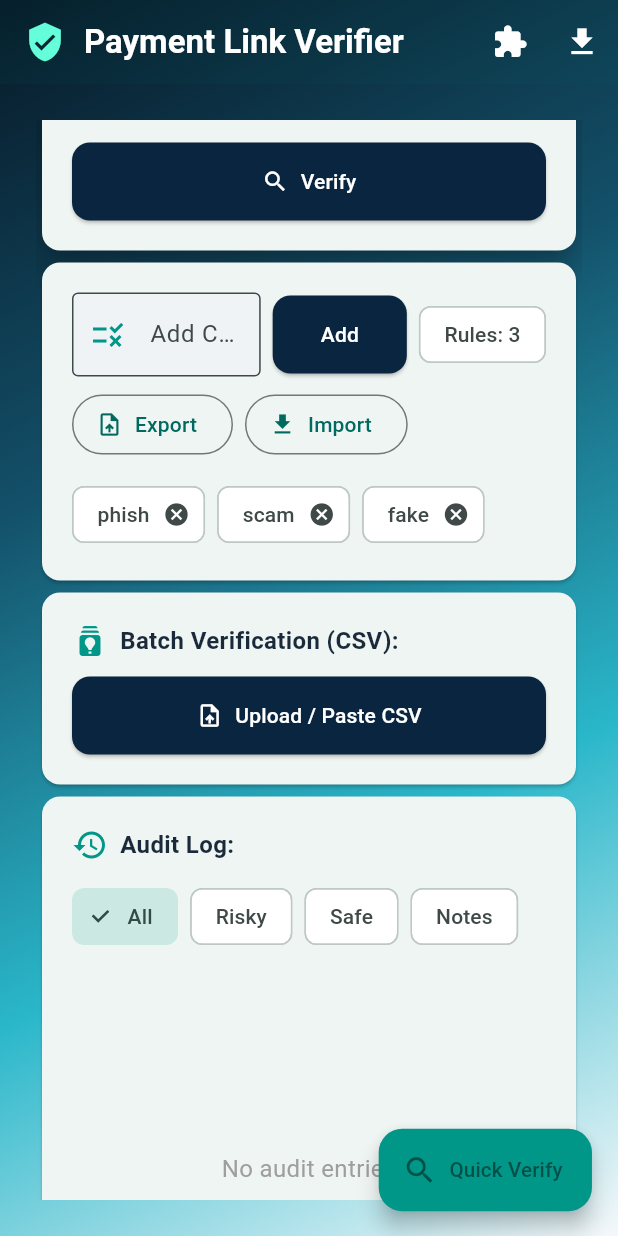
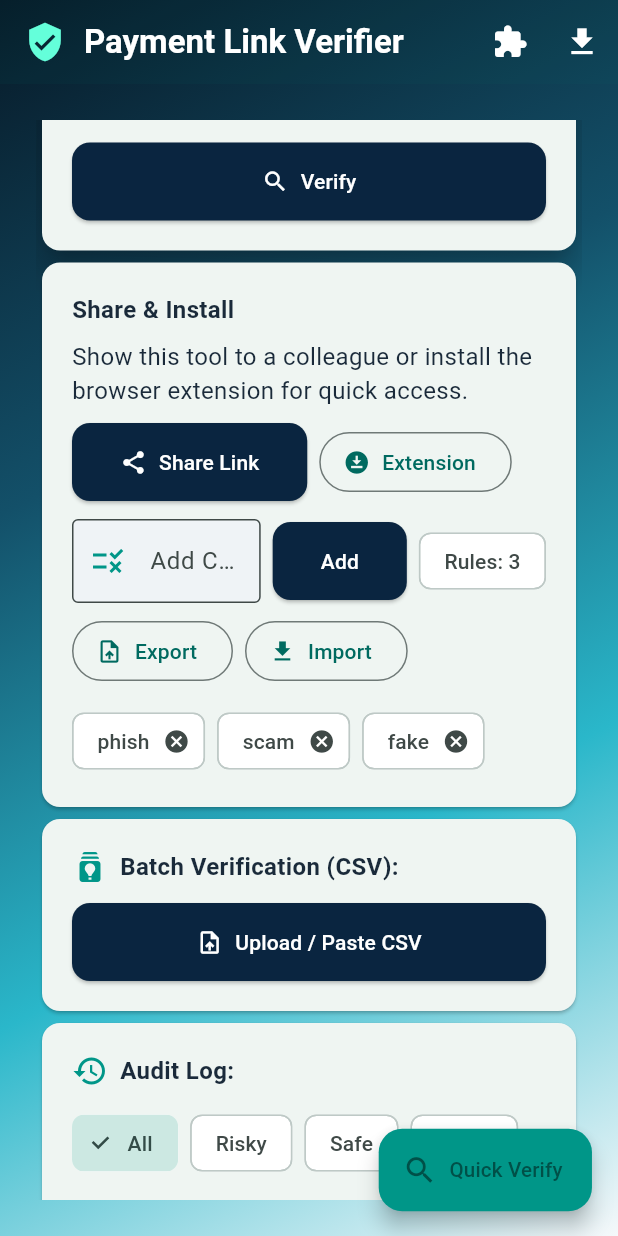
Before and after one commit to vincenek/tax-verifier, a Flutter app: the screen it shows after launch, scrolled down 576 dp, on a phone screen of 412 x 824 dp. Run offline on Flutter 3.47's test engine with Material 3 defaults, Android fonts, the light colour scheme and no system bars; missing offline and left inert: dart:html.

Commit message:
Polish: hover lift, animated result icon, CTA buttons

```diff
--- a/lib/main.dart
+++ b/lib/main.dart
@@ -2,6 +2,7 @@ import 'package:flutter/material.dart';
 import 'dart:convert';
 import 'dart:html' as html;
 import 'dart:math';
+import 'package:flutter/services.dart';
 import 'web3_utils.dart';
 
 void main() {
@@ -118,6 +119,17 @@ class _PaymentLinkVerifierState extends State<PaymentLinkVerifier> with SingleTi
 
   // Persistence keys
   final String _kCustomRules = 'plv_custom_rules';
+
+  // Hover state helpers
+  bool _hoveringHero = false;
+
+  Future<void> _shareOrCopy(String text) async {
+    try {
+      // try navigator.share when available
+      // dart:html share isn't stable across browsers; fallback to clipboard
+      await html.window.navigator.clipboard?.writeText(text);
+    } catch (_) {}
+  }
 
   void _verifyLink() async {
     setState(() { _isLoading = true; });
@@ -601,8 +613,14 @@ class _PaymentLinkVerifierState extends State<PaymentLinkVerifier> with SingleTi
                     crossAxisAlignment: CrossAxisAlignment.stretch,
                     children: [
                         // Intro / hero card with brief pitch
-                        Card(
-                          elevation: 10,
+                        MouseRegion(
+                          onEnter: (_) => setState(() => _hoveringHero = true),
+                          onExit: (_) => setState(() => _hoveringHero = false),
+                          child: AnimatedContainer(
+                            duration: const Duration(milliseconds: 250),
+                            transform: Matrix4.identity()..translate(0.0, _hoveringHero ? -6.0 : 0.0)..scale(_hoveringHero ? 1.01 : 1.0),
+                            child: Card(
+                              elevation: _hoveringHero ? 14 : 10,
                               shape: RoundedRectangleBorder(borderRadius: BorderRadius.circular(14)),
                               child: Padding(
                                 padding: const EdgeInsets.all(18),
@@ -621,6 +639,8 @@ class _PaymentLinkVerifierState extends State<PaymentLinkVerifier> with SingleTi
                                     Text('- Fast, local checks complement manual diligence.'),
                                     Text('- Integrates Web3 address checks for crypto payments.'),
                                   ],
+                                ),
+                              ),
                             ),
                           ),
                         ),
@@ -793,6 +813,33 @@ class _PaymentLinkVerifierState extends State<PaymentLinkVerifier> with SingleTi
                           child: Column(
                             crossAxisAlignment: CrossAxisAlignment.stretch,
                             children: [
+                              // CTA / Marketing section
+                              const Text('Share & Install', style: TextStyle(fontSize: 16, fontWeight: FontWeight.bold)),
+                              const SizedBox(height: 8),
+                              Text('Show this tool to a colleague or install the browser extension for quick access.'),
+                              const SizedBox(height: 10),
+                              Row(
+                                children: [
+                                  ElevatedButton.icon(
+                                    onPressed: () {
+                                      final link = Uri.base.origin + Uri.base.path;
+                                      _shareOrCopy(link);
+                                    },
+                                    icon: const Icon(Icons.share),
+                                    label: const Text('Share Link'),
+                                  ),
+                                  const SizedBox(width: 8),
+                                  OutlinedButton.icon(
+                                    onPressed: () {
+                                      // open extension folder README on GitHub
+                                      html.window.open('https://github.com/vincenek/tax-verifier/tree/main/extension', '_blank');
+                                    },
+                                    icon: const Icon(Icons.download_for_offline),
+                                    label: const Text('Extension'),
+                                  ),
+                                ],
+                              ),
+                              const SizedBox(height: 12),
                               Row(
                                 children: [
                                   Expanded(
@@ -958,13 +1005,15 @@ class _PaymentLinkVerifierState extends State<PaymentLinkVerifier> with SingleTi
                                   if (_result != null)
                                     Row(
                                       children: [
-                                        Icon(
-                                          _result!.startsWith('Risky')
-                                              ? Icons.warning
-                                              : Icons.check_circle,
-                                          color: _result!.startsWith('Risky')
-                                              ? Colors.red
-                                              : Colors.green,
+                                            AnimatedSwitcher(
+                                              duration: const Duration(milliseconds: 350),
+                                              transitionBuilder: (child, anim) => ScaleTransition(scale: anim, child: child),
+                                              child: Icon(
+                                                _result!.startsWith('Risky') ? Icons.warning : Icons.check_circle,
+                                                key: ValueKey(_result!.startsWith('Risky')),
+                                                color: _result!.startsWith('Risky') ? Colors.red : Colors.green,
+                                                size: 28,
+                                              ),
                                             ),
                                         const SizedBox(width: 8),
                                         Expanded(
```
Lines whose indentation alone changed are shown as unchanged.
